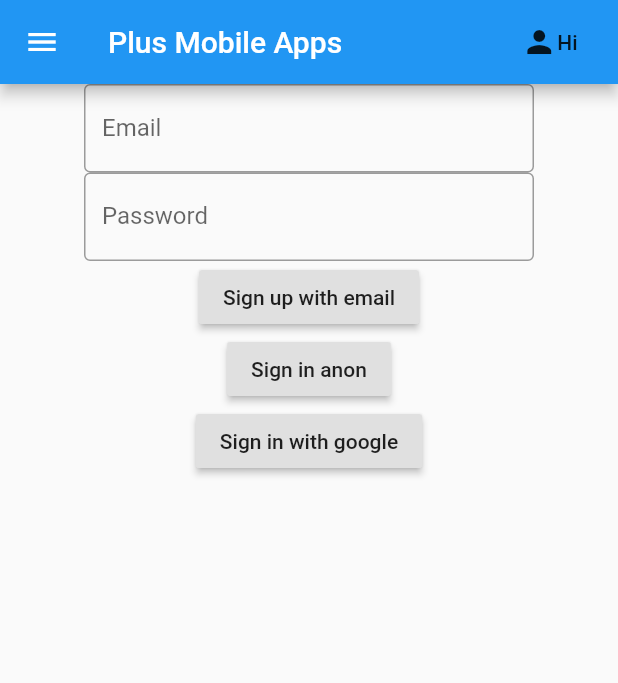
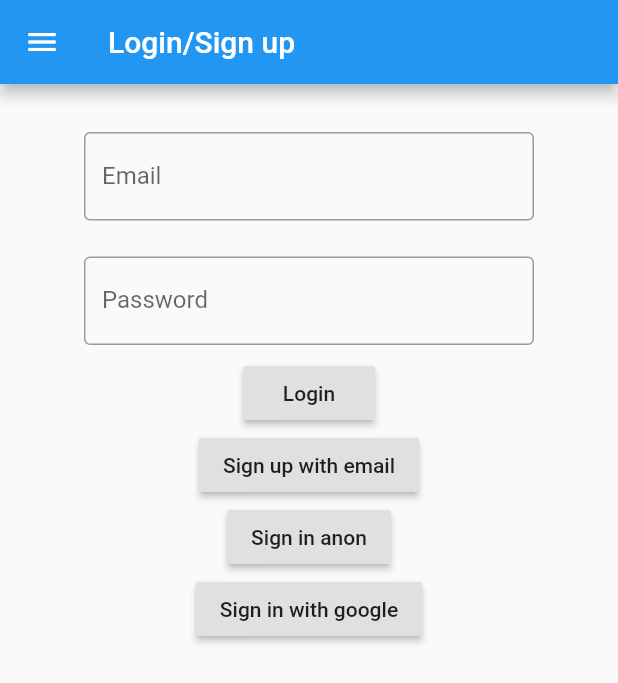
Before and after one commit to plusmobileapps/blog_flutter, a Flutter app: the screen it shows once a user with an empty profile is signed in, after a tap on "Hi", on a phone screen of 412 x 824 dp. Shown: the top 683 px of the screen. Run offline on Flutter 3.47's test engine with Material 2 defaults, Android fonts, the phone set to English and light mode, and no system bars; our stand-ins replace firebase_auth, google_sign_in; accounts and stored records are empty; network calls fail.

Commit message:
did more login work

```diff
--- /dev/null
+++ b/lib/components/home_feed_card.dart
@@ -0,0 +1,29 @@
+import 'package:blog_flutter/model/article.dart';
+import 'package:flutter/material.dart';
+
+class HomeFeedCard extends StatelessWidget {
+
+  final Article article;
+
+  HomeFeedCard({this.article});
+
+  @override
+  Widget build(BuildContext context) {
+    return Card(
+      color: Colors.white,
+      elevation: 2,
+      child: Column(
+        mainAxisSize: MainAxisSize.min,
+        children: <Widget>[
+          Icon(Icons.email),
+          ListTile(
+            title: Text(article.title),
+            subtitle: Text(article.description),
+          )
+        ],
+      ),
+    );
+  }
+
+
+}
--- a/lib/screens/SignUp.dart
+++ b/lib/screens/SignUp.dart
@@ -1,42 +1,48 @@
-
 import 'package:blog_flutter/model/user.dart';
-import 'package:firebase_auth/firebase_auth.dart';
-import 'package:flutter/cupertino.dart';
 import 'package:flutter/material.dart';
 
 import '../services/auth.dart';
 
 class SignUp extends StatefulWidget {
-
-
   @override
   State createState() {
     return _SignUpState();
   }
 }
 
-
 class _SignUpState extends State<SignUp> {
-
   final AuthService _authService = new AuthService();
   final _formKey = GlobalKey<FormState>();
   String email = '';
   String password = '';
-
 
 //
 //  SignUpState({Key key}) : super
 
   @override
   Widget build(BuildContext context) {
-      return Center(
+    return Scaffold(
+        drawer: Drawer(
+          child: Column(
+            children: <Widget>[],
+          ),
+        ),
+        appBar: AppBar(
+          // Here we take the value from the MyHomePage object that was created by
+          // the App.build method, and use it to set our appbar title.
+          title: Text('Login/Sign up'),
+          actions: <Widget>[],
+        ),
+        body: Center(
           child: Column(
             children: <Widget>[
               Form(
                 key: _formKey,
                 child: Column(
                   children: <Widget>[
-                  Container(
+                    Padding(
+                      padding: const EdgeInsets.fromLTRB(16.0, 32.0, 16.0, 16.0),
+                      child: Container(
                         width: 300.0,
                         child: TextField(
                           enabled: true,
@@ -49,7 +55,10 @@ class _SignUpState extends State<SignUp> {
                           ),
                         ),
                       ),
-                  Container(
+                    ),
+                    Padding(
+                      padding: const EdgeInsets.all(8.0),
+                      child: Container(
                         width: 300.0,
                         child: TextField(
                           enabled: true,
@@ -63,19 +72,35 @@ class _SignUpState extends State<SignUp> {
                           ),
                         ),
                       ),
+                    ),
                   ],
                 ),
+              ),
+
+              RaisedButton(
+                child: Text('Login'),
+                onPressed: () async {
+                  User result = await _authService.signInEmail(email, password);
+                  if (result == null) {
+                    print('error signing in');
+                  } else {
+                    print('signed in');
+                    print(result.uid);
+                    Navigator.pop(context);
+                  }
+                },
               ),
 
               RaisedButton(
                 child: Text('Sign up with email'),
                 onPressed: () async {
                   User result = await _authService.signUpEmail(email, password);
-                if(result == null) {
+                  if (result == null) {
                     print('error signing in');
                   } else {
                     print('signed in');
                     print(result.uid);
+                    Navigator.pop(context);
                   }
                 },
               ),
@@ -83,11 +108,12 @@ class _SignUpState extends State<SignUp> {
                 child: Text('Sign in anon'),
                 onPressed: () async {
                   User result = await _authService.signInAnon();
-                 if(result == null) {
+                  if (result == null) {
                     print('error signing in');
                   } else {
                     print('signed in');
                     print(result.uid);
+                    Navigator.pop(context);
                   }
                 },
               ),
@@ -95,7 +121,7 @@ class _SignUpState extends State<SignUp> {
                 child: Text('Sign in with google'),
                 onPressed: () async {
                   User result = await _authService.signInWithGoogle();
-                if(result == null) {
+                  if (result == null) {
                     print('error signing in');
                   } else {
                     print('signed in');
@@ -105,6 +131,6 @@ class _SignUpState extends State<SignUp> {
               )
             ],
           ),
-      );
+        ));
   }
 }
--- a/lib/screens/home_feed.dart
+++ b/lib/screens/home_feed.dart
@@ -1,3 +1,5 @@
+import 'package:blog_flutter/components/home_feed_card.dart';
+import 'package:blog_flutter/model/article.dart';
 import 'package:blog_flutter/model/user.dart';
 import 'package:blog_flutter/services/auth.dart';
 import 'package:flutter/material.dart';
@@ -7,15 +9,6 @@ import 'SignUp.dart';
 
 class MyHomePage extends StatefulWidget {
   MyHomePage({Key key, this.title}) : super(key: key);
-
-  // This widget is the home page of your application. It is stateful, meaning
-  // that it has a State object (defined below) that contains fields that affect
-  // how it looks.
-
-  // This class is the configuration for the state. It holds the values (in this
-  // case the title) provided by the parent (in this case the App widget) and
-  // used by the build method of the State. Fields in a Widget subclass are
-  // always marked "final".
 
   final String title;
 
@@ -28,11 +21,6 @@ class _MyHomePageState extends State<MyHomePage> {
 
   void _incrementCounter() {
     setState(() {
-      // This call to setState tells the Flutter framework that something has
-      // changed in this State, which causes it to rerun the build method below
-      // so that the display can reflect the updated values. If we changed
-      // _counter without calling setState(), then the build method would not be
-      // called again, and so nothing would appear to happen.
       _counter++;
     });
   }
@@ -42,22 +30,26 @@ class _MyHomePageState extends State<MyHomePage> {
     var user = Provider.of<User>(context);
     print('User is: $user');
     bool isLoggedIn = user != null;
-    String toolbarText = user != null ? 'Hi ${user.displayName}' : 'Sign in/Sign up';
-    // This method is rerun every time setState is called, for instance as done
-    // by the _incrementCounter method above.
-    //
-    // The Flutter framework has been optimized to make rerunning build methods
-    // fast, so that you can just rebuild anything that needs updating rather
-    // than having to individually change instances of widgets.
+    Article article = Article(id: 'some id', description: 'This is an article description', minRead: '7 min read', title: "The amazing article title");
+
     return Scaffold(
       drawer: Drawer(
         child: Column(
           children: <Widget>[
-            if (isLoggedIn) ...[
+            if(isLoggedIn)...[
               RaisedButton(
                 child: Text('Sign out'),
                 onPressed: () => AuthService().signOut(),
               )
+            ],
+
+            if(!isLoggedIn)...[
+              RaisedButton(
+                child: Text('Login/Sign Up'),
+                onPressed: () {
+                  Navigator.push(context, MaterialPageRoute(builder: (context) => SignUp()));
+                },
+              ),
             ],
           ],
         ),
@@ -71,15 +63,33 @@ class _MyHomePageState extends State<MyHomePage> {
             child: Row(
               mainAxisSize: MainAxisSize.min,
               children: <Widget>[
-                Icon(Icons.person),
-                Text(toolbarText),
+                if(!isLoggedIn) ...[
+                  Icon(Icons.person_outline),
+                  Text('Login/Sign Up')
+                ],
+
+                if(isLoggedIn)...[
+                  Icon(Icons.person),
+                  Text('Hi ${user.displayName}')
+                ]
+
               ],
             ),
-            onPressed: () {},
+            onPressed: () {
+              Navigator.push(context, MaterialPageRoute(builder: (context) => SignUp()));
+            },
           ),
         ],
       ),
-      body: SignUp(),
+      body: GridView.count(
+        // Create a grid with 2 columns. If you change the scrollDirection to
+        // horizontal, this produces 2 rows.
+        crossAxisCount: 2,
+        // Generate 100 widgets that display their index in the List.
+        children: List.generate(100, (index) {
+          return HomeFeedCard(article: article,);
+        }),
+      ),
     );
   }
 }
```
Also changed, not shown: lib/services/auth.dart (+9 -0 lines). Lines whose indentation alone changed are shown as unchanged.
